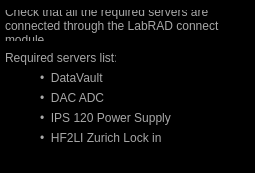
The window that Scanner GUI/TemperatureControl/requiredServers.ui (afylab/nanoSQUID-Scanning-Software) describes before a commit, drawn with Qt 5.
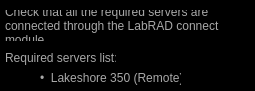
The same window after the commit.

Patch:
```diff
--- a/Scanner GUI/TemperatureControl/requiredServers.ui
+++ b/Scanner GUI/TemperatureControl/requiredServers.ui
@@ -7,9 +7,21 @@
     <x>0</x>
     <y>0</y>
     <width>255</width>
-    <height>173</height>
+    <height>91</height>
    </rect>
   </property>
+  <property name="minimumSize">
+   <size>
+    <width>255</width>
+    <height>91</height>
+   </size>
+  </property>
+  <property name="maximumSize">
+   <size>
+    <width>255</width>
+    <height>91</height>
+   </size>
+  </property>
   <property name="windowTitle">
    <string>nSOT Charactizer Server List</string>
   </property>
@@ -39,7 +51,7 @@
     <rect>
      <x>40</x>
      <y>70</y>
-     <width>111</width>
+     <width>141</width>
      <height>16</height>
     </rect>
    </property>
@@ -49,7 +61,7 @@
 }</string>
    </property>
    <property name="text">
-    <string>•  DataVault</string>
+    <string>•  Lakeshore 350 (Remote)</string>
    </property>
   </widget>
   <widget class="QLabel" name="label_3">
@@ -73,60 +85,6 @@
     <bool>true</bool>
    </property>
   </widget>
-  <widget class="QLabel" name="label_5">
-   <property name="geometry">
-    <rect>
-     <x>40</x>
-     <y>110</y>
-     <width>131</width>
-     <height>16</height>
-    </rect>
-   </property>
-   <property name="styleSheet">
-    <string notr="true">#label_5{
-color: rgb(168,168,168)
-}</string>
-   </property>
-   <property name="text">
-    <string>•  IPS 120 Power Supply</string>
-   </property>
-  </widget>
-  <widget class="QLabel" name="label_6">
-   <property name="geometry">
-    <rect>
-     <x>40</x>
-     <y>90</y>
-     <width>111</width>
-     <height>16</height>
-    </rect>
-   </property>
-   <property name="styleSheet">
-    <string notr="true">#label_6{
-color: rgb(168,168,168)
-}</string>
-   </property>
-   <property name="text">
-    <string>•  DAC ADC</string>
-   </property>
-  </widget>
-  <widget class="QLabel" name="label_7">
-   <property name="geometry">
-    <rect>
-     <x>40</x>
-     <y>130</y>
-     <width>131</width>
-     <height>16</height>
-    </rect>
-   </property>
-   <property name="styleSheet">
-    <string notr="true">#label_7{
-color: rgb(168,168,168)
-}</string>
-   </property>
-   <property name="text">
-    <string>•  HF2LI Zurich Lock in</string>
-   </property>
-  </widget>
  </widget>
  <resources/>
  <connections/>
```
